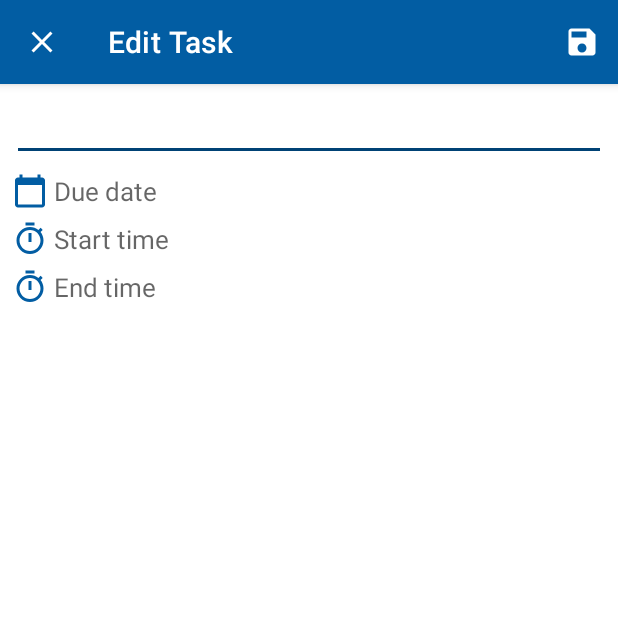
After one commit to MagimbiJr/TodoApp, an Android app: the EditTaskActivity screen opened directly, with no data from a screen before it, on a phone screen of 412 x 824 dp, the top half of it. The commit adds this screen. Run offline under Robolectric (Android 15) with nearby library versions, the phone set to English and light mode, and no system bars.

Commit message:
add delete and update funtionality

```diff
--- a/app/src/main/AndroidManifest.xml
+++ b/app/src/main/AndroidManifest.xml
@@ -9,6 +9,9 @@
         android:roundIcon="@mipmap/ic_launcher_round"
         android:supportsRtl="true"
         android:theme="@style/Theme.TodoApp">
+        <activity android:name=".EditTaskActivity"
+            android:parentActivityName=".TasksListActivity"
+            android:label="Edit Task"/>
         <activity
             android:name=".TasksListActivity"
             android:theme="@style/LocalTheme">
--- /dev/null
+++ b/app/src/main/java/com/tana/todoapp/EditTaskActivity.java
@@ -0,0 +1,115 @@
+package com.tana.todoapp;
+
+import androidx.annotation.NonNull;
+import androidx.appcompat.app.AppCompatActivity;
+
+import android.content.Intent;
+import android.os.Bundle;
+import android.util.Log;
+import android.view.Menu;
+import android.view.MenuInflater;
+import android.view.MenuItem;
+import android.view.View;
+import android.widget.EditText;
+import android.widget.TextView;
+import android.widget.Toast;
+
+import com.tana.todoapp.Dialogs.TaskDatePicker;
+import com.tana.todoapp.Dialogs.TaskTimePicker;
+
+import java.util.Objects;
+
+public class EditTaskActivity extends AppCompatActivity {
+    public static final String TASK_NAME = "com.tana.todoapp.TASK_NAME";
+    public static final String TASK_DATE = "com.tana.todoapp.TASK_DATE";
+    public static final String TASK_START_TIME = "com.tana.todoapp.TASK_START_TIME";
+    public static final String TASK_END_TIME = "com.tana.todoapp.TASK_END_TIME";
+    public static final String TASK_ID = "com.tana.todoapp.TASK_ID";
+    TextView mSetTaskDate, mSetTaskStartTime, mSetTaskEndTime;
+    EditText mEditTaskName;
+    private TaskDatePicker mDatePicker;
+    private TaskTimePicker mStartTimePicker;
+    private TaskTimePicker mEndTimePicker;
+    private int mTaskId;
+
+    @Override
+    protected void onCreate(Bundle savedInstanceState) {
+        super.onCreate(savedInstanceState);
+        setContentView(R.layout.activity_edit_task);
+        getSupportActionBar().setHomeAsUpIndicator(R.drawable.ic_close);
+
+        mEditTaskName = (EditText) findViewById(R.id.updateEditText);
+        mSetTaskDate = (TextView) findViewById(R.id.dueDate);
+        mSetTaskStartTime = (TextView) findViewById(R.id.dueStartTime);
+        mSetTaskEndTime = (TextView) findViewById(R.id.dueEndTime);
+
+        readValuesFromIntent();
+
+        mSetTaskDate.setOnClickListener(new View.OnClickListener() {
+            @Override
+            public void onClick(View v) {
+                mDatePicker = new TaskDatePicker(v);
+                mDatePicker.show(getSupportFragmentManager(), "date");
+            }
+        });
+
+        mSetTaskStartTime.setOnClickListener(new View.OnClickListener() {
+            @Override
+            public void onClick(View v) {
+                mStartTimePicker = new TaskTimePicker(v, null);
+                mStartTimePicker.show(getSupportFragmentManager(), "start time");
+            }
+        });
+
+        mSetTaskEndTime.setOnClickListener(new View.OnClickListener() {
+            @Override
+            public void onClick(View v) {
+                mEndTimePicker = new TaskTimePicker(null, v);
+                mEndTimePicker.show(getSupportFragmentManager(), "end time");
+            }
+        });
+
+
+
+    }
+
+    private void readValuesFromIntent() {
+        Intent intent = getIntent();
+        mEditTaskName.setText(intent.getStringExtra(TASK_NAME));
+        mSetTaskDate.setText(intent.getStringExtra(TASK_DATE));
+        mSetTaskStartTime.setText(intent.getStringExtra(TASK_START_TIME));
+        mSetTaskEndTime.setText(intent.getStringExtra(TASK_END_TIME));
+        mTaskId = intent.getIntExtra(TASK_ID, 1);
+    }
+
+
+
+    @Override
+    public boolean onCreateOptionsMenu(Menu menu) {
+        MenuInflater inflater = getMenuInflater();
+        inflater.inflate(R.menu.update_activity_menu, menu);
+        return true;
+    }
+
+    @Override
+    public boolean onOptionsItemSelected(@NonNull MenuItem item) {
+        int itemId = item.getItemId();
+        if (itemId == R.id.action_save) {
+
+            String updatedTaskName = mEditTaskName.getText().toString();
+            String updatedDate = mSetTaskDate.getText().toString();
+            String updatedStartTime = mSetTaskStartTime.getText().toString();
+            String updateEndTime = mSetTaskEndTime.getText().toString();
+
+            Task updatedTask = new Task(updatedTaskName, updatedDate, updatedStartTime, updateEndTime);
+            TaskViewModel viewModel = new TaskViewModel(getApplication());
+            updatedTask.setTaskId(mTaskId);
+            viewModel.update(updatedTask);
+
+            finish();
+            Toast.makeText(this, "Task updated", Toast.LENGTH_SHORT).show();
+
+        }
+        return super.onOptionsItemSelected(item);
+    }
+}
--- a/app/src/main/java/com/tana/todoapp/TaskDao.java
+++ b/app/src/main/java/com/tana/todoapp/TaskDao.java
@@ -15,7 +15,7 @@ public interface TaskDao {
     void insertTask(Task task);
 
     @Update
-    void update(Task task);
+    int update(Task task);
 
     @Delete
     void delete(Task task);
--- a/app/src/main/java/com/tana/todoapp/TaskRepository.java
+++ b/app/src/main/java/com/tana/todoapp/TaskRepository.java
@@ -2,6 +2,7 @@ package com.tana.todoapp;
 
 import android.app.Application;
 import android.os.AsyncTask;
+import android.util.Log;
 
 import androidx.lifecycle.LiveData;
 
@@ -63,7 +64,10 @@ public class TaskRepository {
 
         @Override
         protected Void doInBackground(Task... tasks) {
-            mAsyncUpdateTask.update(tasks[0]);
+            Log.d("Repo", "doInBackground: " + tasks[0]);
+            int response = mAsyncUpdateTask.update(tasks[0]);
+            Log.d("Update", "doInBackground: " + tasks.getClass());
+           // Log.d("Repo", "doInBackground: " + response);
             return null;
         }
     }
--- /dev/null
+++ b/app/src/main/res/drawable/ic_cancel.xml
@@ -0,0 +1,5 @@
+<vector android:height="24dp" android:tint="#FFFFFF"
+    android:viewportHeight="24" android:viewportWidth="24"
+    android:width="24dp" xmlns:android="http://schemas.android.com/apk/res/android">
+    <path android:fillColor="@android:color/white" android:pathData="M12,2C6.47,2 2,6.47 2,12s4.47,10 10,10 10,-4.47 10,-10S17.53,2 12,2zM17,15.59L15.59,17 12,13.41 8.41,17 7,15.59 10.59,12 7,8.41 8.41,7 12,10.59 15.59,7 17,8.41 13.41,12 17,15.59z"/>
+</vector>
--- /dev/null
+++ b/app/src/main/res/drawable/ic_delete.xml
@@ -0,0 +1,5 @@
+<vector android:height="24dp" android:tint="#FFFFFF"
+    android:viewportHeight="24" android:viewportWidth="24"
+    android:width="24dp" xmlns:android="http://schemas.android.com/apk/res/android">
+    <path android:fillColor="@android:color/white" android:pathData="M6,19c0,1.1 0.9,2 2,2h8c1.1,0 2,-0.9 2,-2V7H6v12zM19,4h-3.5l-1,-1h-5l-1,1H5v2h14V4z"/>
+</vector>
--- /dev/null
+++ b/app/src/main/res/drawable/ic_timer.xml
@@ -0,0 +1,5 @@
+<vector android:height="24dp" android:tint="#FFFFFF"
+    android:viewportHeight="24" android:viewportWidth="24"
+    android:width="24dp" xmlns:android="http://schemas.android.com/apk/res/android">
+    <path android:fillColor="@android:color/white" android:pathData="M15,1L9,1v2h6L15,1zM11,14h2L13,8h-2v6zM19.03,7.39l1.42,-1.42c-0.43,-0.51 -0.9,-0.99 -1.41,-1.41l-1.42,1.42C16.07,4.74 14.12,4 12,4c-4.97,0 -9,4.03 -9,9s4.02,9 9,9 9,-4.03 9,-9c0,-2.12 -0.74,-4.07 -1.97,-5.61zM12,20c-3.87,0 -7,-3.13 -7,-7s3.13,-7 7,-7 7,3.13 7,7 -3.13,7 -7,7z"/>
+</vector>
--- /dev/null
+++ b/app/src/main/res/layout/activity_edit_task.xml
@@ -0,0 +1,79 @@
+<?xml version="1.0" encoding="utf-8"?>
+<RelativeLayout xmlns:android="http://schemas.android.com/apk/res/android"
+    xmlns:app="http://schemas.android.com/apk/res-auto"
+    xmlns:tools="http://schemas.android.com/tools"
+    android:layout_width="match_parent"
+    android:layout_height="match_parent"
+    tools:context=".EditTaskActivity"
+    android:padding="8dp">
+
+    <EditText
+        android:id="@+id/updateEditText"
+        android:layout_width="match_parent"
+        android:layout_height="wrap_content"
+        android:paddingTop="8dp" />
+
+    <ImageView
+        android:id="@+id/dateCalenderIcon"
+        android:layout_width="wrap_content"
+        android:layout_height="wrap_content"
+        android:layout_marginTop="8dp"
+        android:src="@drawable/ic_calendar"
+        android:layout_below="@+id/updateEditText"
+        app:tint="@color/green_lighter" />
+
+    <TextView
+        android:id="@+id/dueDate"
+        android:layout_width="wrap_content"
+        android:layout_height="wrap_content"
+        android:layout_alignParentEnd="true"
+        android:layout_toEndOf="@id/dateCalenderIcon"
+        android:layout_below="@id/updateEditText"
+        android:paddingTop="8dp"
+        android:textSize="17sp"
+        android:layout_marginStart="4dp"
+        android:hint="@string/due_date" />
+
+    <ImageView
+        android:id="@+id/startTimerIcon"
+        android:layout_width="wrap_content"
+        android:layout_height="wrap_content"
+        android:layout_marginTop="8dp"
+        android:src="@drawable/ic_timer"
+        android:layout_below="@+id/dateCalenderIcon"
+        app:tint="@color/green_lighter" />
+
+    <TextView
+        android:id="@+id/dueStartTime"
+        android:layout_width="wrap_content"
+        android:layout_height="wrap_content"
+        android:layout_alignParentEnd="true"
+        android:layout_toEndOf="@id/startTimerIcon"
+        android:layout_below="@+id/dueDate"
+        android:paddingTop="8dp"
+        android:textSize="17sp"
+        android:layout_marginStart="4dp"
+        android:hint="@string/start_time" />
+
+    <ImageView
+        android:id="@+id/endTimerIcon"
+        android:layout_width="wrap_content"
+        android:layout_height="wrap_content"
+        android:layout_marginTop="8dp"
+        android:src="@drawable/ic_timer"
+        android:layout_below="@+id/startTimerIcon"
+        app:tint="@color/green_lighter" />
+
+    <TextView
+        android:id="@+id/dueEndTime"
+        android:layout_width="wrap_content"
+        android:layout_height="wrap_content"
+        android:layout_below="@+id/dueStartTime"
+        android:layout_alignParentEnd="true"
+        android:layout_toEndOf="@id/endTimerIcon"
+        android:paddingTop="8dp"
+        android:textSize="17sp"
+        android:layout_marginStart="4dp"
+        android:hint="@string/end_time" />
+
+</RelativeLayout>
--- a/app/src/main/res/menu/main_menu.xml
+++ b/app/src/main/res/menu/main_menu.xml
@@ -10,4 +10,8 @@
         android:id="@+id/action_setting"
         android:title="@string/action_settings"
         app:showAsAction="never" />
+    <item
+        android:id="@+id/action_delete"
+        android:title="@string/delete_all_task"
+        app:showAsAction="never" />
 </menu>
--- /dev/null
+++ b/app/src/main/res/menu/update_activity_menu.xml
@@ -0,0 +1,9 @@
+<?xml version="1.0" encoding="utf-8"?>
+<menu xmlns:android="http://schemas.android.com/apk/res/android"
+    xmlns:app="http://schemas.android.com/apk/res-auto">
+    <item
+        android:id="@+id/action_save"
+        android:icon="@drawable/ic_save"
+        android:title="@string/save"
+        app:showAsAction="ifRoom" />
+</menu>
--- a/app/src/main/res/values/strings.xml
+++ b/app/src/main/res/values/strings.xml
@@ -13,4 +13,8 @@
     <string name="set_date">Set Date</string>
     <string name="from">From</string>
     <string name="to">To</string>
+    <string name="delete_all_task">Delete All Task</string>
+    <string name="due_date">Due date</string>
+    <string name="delete">Delete</string>
+    <string name="save">Save</string>
 </resources>
```
Also changed, not shown: app/src/main/java/com/tana/todoapp/Dialogs/NewTaskDialog.java (+30 -11 lines), app/src/main/java/com/tana/todoapp/Task.java (+40 -5 lines), app/src/main/java/com/tana/todoapp/TaskAdapter.java (+27 -4 lines), app/src/main/java/com/tana/todoapp/TasksListActivity.java (+43 -16 lines).
